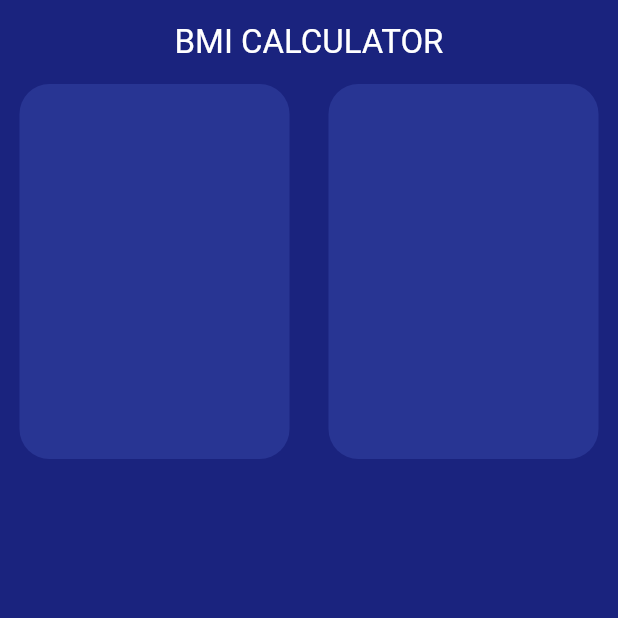
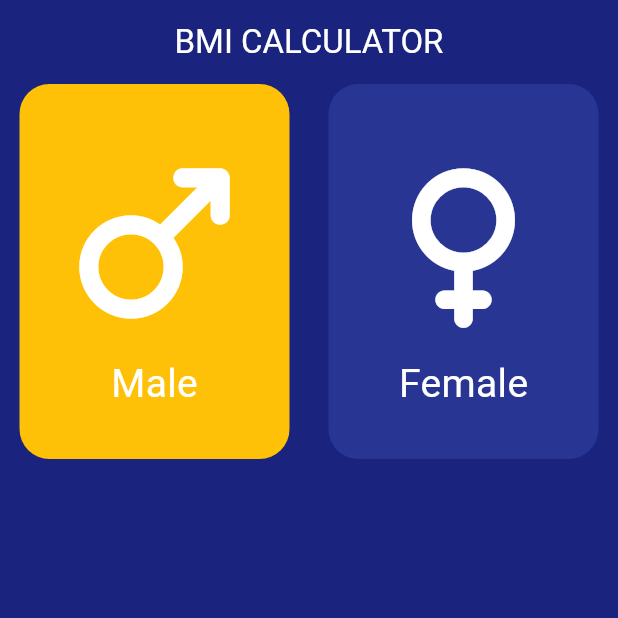
Before and after one commit to kareem-nehad/bmi_amit, a Flutter app: the screen it shows after launch, on a phone screen of 412 x 824 dp, the top half of it. Run offline on Flutter 3.47's test engine with Material 3 defaults, Android fonts, the phone set to English and light mode, and no system bars.

Commit message:
Completed Gender Cards

```diff
--- a/lib/calculator_page.dart
+++ b/lib/calculator_page.dart
@@ -1,8 +1,13 @@
 import 'package:flutter/material.dart';
 
-class CalculatorPage extends StatelessWidget {
+class CalculatorPage extends StatefulWidget {
   const CalculatorPage({super.key});
 
+  @override
+  State<CalculatorPage> createState() => _CalculatorPageState();
+}
+
+class _CalculatorPageState extends State<CalculatorPage> {
   @override
   Widget build(BuildContext context) {
     return Scaffold(
@@ -20,29 +25,102 @@ class CalculatorPage extends StatelessWidget {
       body: Column(
         mainAxisAlignment: MainAxisAlignment.start,
         children: [
-          Row(
-            mainAxisAlignment: MainAxisAlignment.spaceAround,
-            children: [
-              Container(
-                height: 250,
-                width: 180,
-                decoration: BoxDecoration(
-                    color: Colors.indigo[800],
-                  borderRadius: BorderRadius.circular(20)
-                ),
-              ),
-              Container(
-                height: 250,
-                width: 180,
-                decoration: BoxDecoration(
-                    color: Colors.indigo[800],
-                    borderRadius: BorderRadius.circular(20)
-                ),
-              ),
-            ],
-          )
+          GenderCard(),
         ],
       ),
     );
   }
+
+
 }
+
+class GenderCard extends StatefulWidget {
+  const GenderCard({
+    super.key,
+  });
+
+  @override
+  State<GenderCard> createState() => _GenderCardState();
+}
+
+class _GenderCardState extends State<GenderCard> {
+  Color? inActiveColor = Colors.indigo[800];
+  Color? activeColor = Colors.amber;
+
+  String chosenGender = 'Male';
+
+  @override
+  Widget build(BuildContext context) {
+    return Row(
+      mainAxisAlignment: MainAxisAlignment.spaceAround,
+      children: [
+        GestureDetector(
+          onTap: () {
+            setState(() {
+              if (chosenGender != 'Male') {
+                chosenGender = 'Male';
+              }
+            });
+          },
+          child: Container(
+              height: 250,
+              width: 180,
+              decoration: BoxDecoration(
+                color: chosenGender == 'Male' ? activeColor : inActiveColor,
+                borderRadius: BorderRadius.circular(20),
+              ),
+              child: Column(
+                mainAxisAlignment: MainAxisAlignment.center,
+                children: [
+                  Icon(
+                    Icons.male_rounded,
+                    size: 150,
+                    color: Colors.white,
+                  ),
+                  Text(
+                    'Male',
+                    style: TextStyle(
+                      fontSize: 26,
+                      color: Colors.white,
+                    ),
+                  ),
+                ],
+              )),
+        ),
+        GestureDetector(
+          onTap: () {
+            setState(() {
+              if (chosenGender != 'Female') {
+                chosenGender = 'Female';
+              }
+            });
+          },
+          child: Container(
+              height: 250,
+              width: 180,
+              decoration: BoxDecoration(
+                color: chosenGender == 'Female' ? activeColor : inActiveColor,
+                borderRadius: BorderRadius.circular(20),
+              ),
+              child: Column(
+                mainAxisAlignment: MainAxisAlignment.center,
+                children: [
+                  Icon(
+                    Icons.female_rounded,
+                    size: 150,
+                    color: Colors.white,
+                  ),
+                  Text(
+                    'Female',
+                    style: TextStyle(
+                      fontSize: 26,
+                      color: Colors.white,
+                    ),
+                  ),
+                ],
+              )),
+        ),
+      ],
+    );
+  }
+}
```
